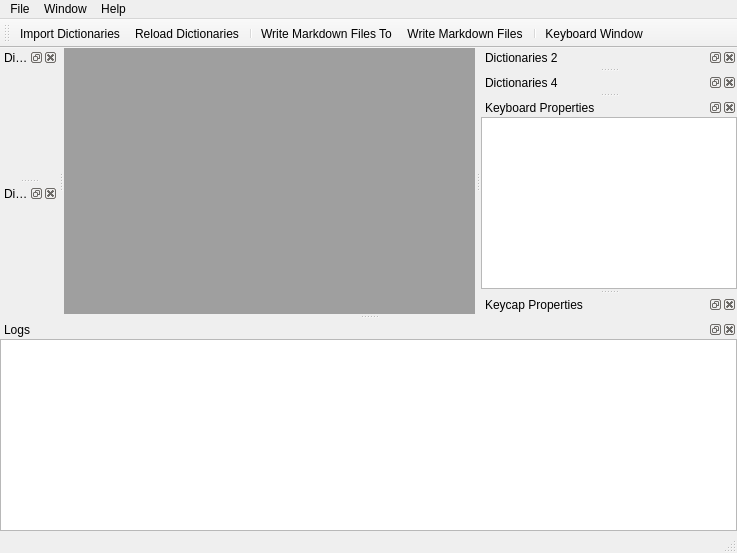
First picture: the form in Sources/MainWindow.ui, repository FromtonRouge/KaladriusTrainer, before the edit.
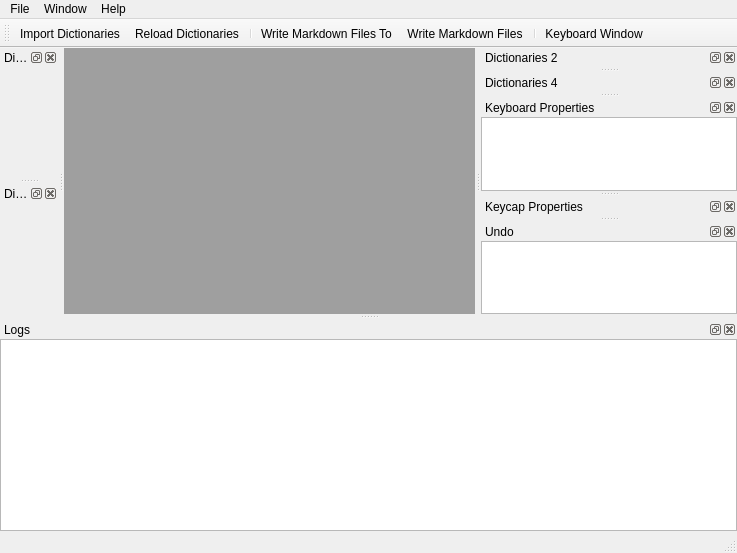
Second picture: the form after the edit. Icons and pictures are not drawn. Custom widgets are drawn as their Qt base class.

Patch:
```diff
--- a/Sources/MainWindow.ui
+++ b/Sources/MainWindow.ui
@@ -304,6 +304,33 @@
     </layout>
    </widget>
   </widget>
+  <widget class="QDockWidget" name="dockWidgetUndo">
+   <property name="windowTitle">
+    <string>Undo</string>
+   </property>
+   <attribute name="dockWidgetArea">
+    <number>2</number>
+   </attribute>
+   <widget class="QWidget" name="dockWidgetContents_8">
+    <layout class="QGridLayout" name="gridLayout_9">
+     <property name="leftMargin">
+      <number>0</number>
+     </property>
+     <property name="topMargin">
+      <number>0</number>
+     </property>
+     <property name="rightMargin">
+      <number>0</number>
+     </property>
+     <property name="bottomMargin">
+      <number>0</number>
+     </property>
+     <item row="0" column="0">
+      <widget class="QUndoView" name="listViewUndo"/>
+     </item>
+    </layout>
+   </widget>
+  </widget>
   <action name="actionQuit">
    <property name="icon">
     <iconset resource="../Resources/ProgrammerStenoTutor.qrc">
@@ -411,6 +438,11 @@
    <header>KeycapPropertiesWidget.h</header>
    <container>1</container>
   </customwidget>
+  <customwidget>
+   <class>QUndoView</class>
+   <extends>QListView</extends>
+   <header location="global">QtWidgets/QUndoView</header>
+  </customwidget>
  </customwidgets>
  <resources>
   <include location="../Resources/ProgrammerStenoTutor.qrc"/>
```
Left out of the diff: 2 changed lines with no effect on the pictures.
